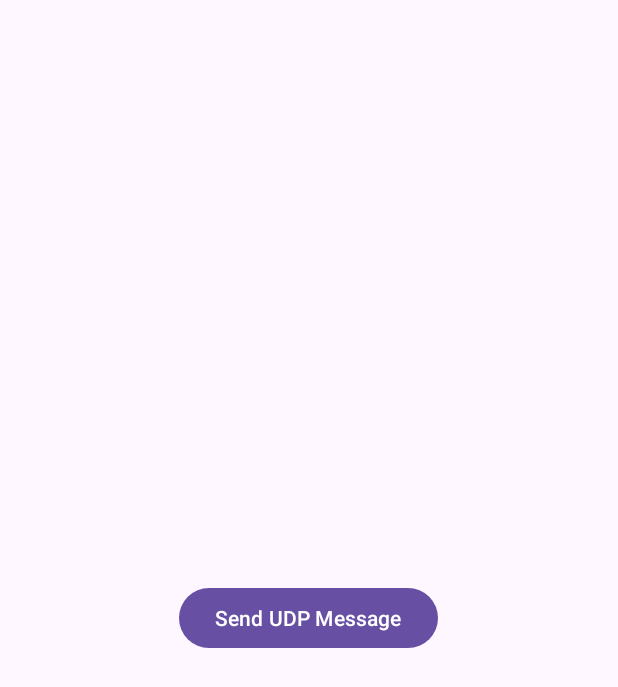
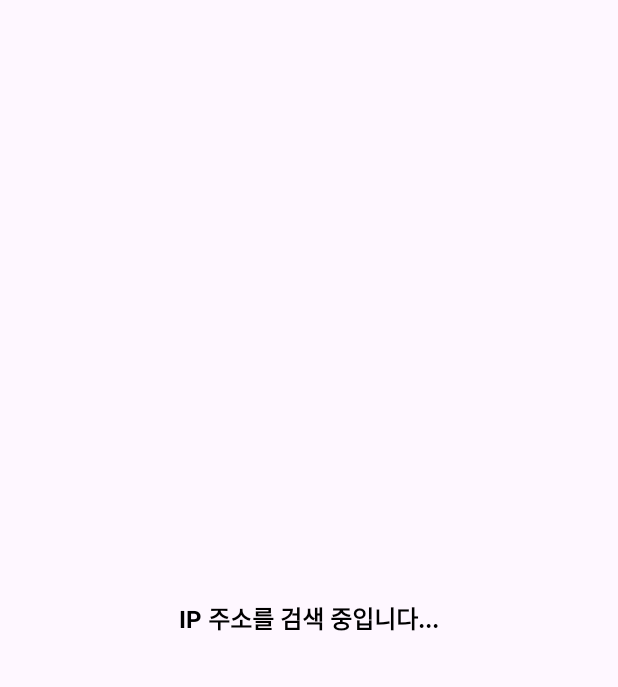
Before and after one commit to wldnror/android_pi, an Android app: the screen it shows after launch (MainActivity), on a phone screen of 412 x 824 dp. Shown: the top 687 px of the screen. Run offline under Robolectric (Android 15) with nearby library versions, the phone set to English and light mode, and no system bars.

Commit message:
기본 연결 설정

```diff
--- a/app/src/main/java/com/example/ssh_led/MainActivity.kt
+++ b/app/src/main/java/com/example/ssh_led/MainActivity.kt
@@ -1,56 +1,41 @@
 package com.example.ssh_led
 
+import android.content.BroadcastReceiver
+import android.content.Context
+import android.content.Intent
+import android.content.IntentFilter
 import android.os.Bundle
-import android.widget.Button
 import android.widget.TextView
 import androidx.appcompat.app.AppCompatActivity
-import java.io.IOException
-import java.net.DatagramPacket
-import java.net.DatagramSocket
-import java.net.InetAddress
+import androidx.localbroadcastmanager.content.LocalBroadcastManager
 
 class MainActivity : AppCompatActivity() {
+    private lateinit var ipAddressTextView: TextView // 이 부분이 TextView의 참조를 제대로 선언합니다.
 
-    private lateinit var ipAddressTextView: TextView
-    private val raspberryPiIpAddress = "라즈베리파이의_IP_주소"
-    private val udpPort = 12345
+    private val ipReceiver = object : BroadcastReceiver() {
+        override fun onReceive(context: Context?, intent: Intent?) {
+            val ip = intent?.getStringExtra("ip_address")
+            ipAddressTextView.text = "라즈베리 파이 IP 주소: $ip"
+        }
+    }
 
     override fun onCreate(savedInstanceState: Bundle?) {
         super.onCreate(savedInstanceState)
         setContentView(R.layout.activity_main)
 
-        val button: Button = findViewById(R.id.sendButton)
-        ipAddressTextView = findViewById(R.id.ipAddressTextView)
+        ipAddressTextView = findViewById(R.id.ipAddressTextView)  // 여기에서 TextView를 찾아서 초기화합니다.
 
-        button.setOnClickListener {
-            sendUDPBroadcast("Hello Raspberry Pi!", udpPort)
+        LocalBroadcastManager.getInstance(this).registerReceiver(
+            ipReceiver, IntentFilter("UPDATE_IP_ADDRESS")
+        )
+
+        Intent(this, NetworkScanService::class.java).also {
+            startForegroundService(it)
         }
     }
 
-    private fun sendUDPBroadcast(message: String, port: Int) {
-        Thread(Runnable {
-            try {
-                val socket = DatagramSocket()
-                socket.broadcast = true
-                val sendData = message.toByteArray()
-                val sendPacket = DatagramPacket(
-                    sendData,
-                    sendData.size,
-                    InetAddress.getByName("255.255.255.255"),
-                    port
-                )
-                socket.send(sendPacket)
-
-                // 라즈베리 파이의 IP 주소를 표시
-                val raspPiAddress = InetAddress.getByName(raspberryPiIpAddress).hostAddress
-                runOnUiThread {
-                    ipAddressTextView.text = "라즈베리 파이 IP 주소: $raspPiAddress"
-                }
-
-                socket.close()
-            } catch (e: IOException) {
-                e.printStackTrace()
-            }
-        }).start()
+    override fun onDestroy() {
+        super.onDestroy()
+        LocalBroadcastManager.getInstance(this).unregisterReceiver(ipReceiver)
     }
 }
--- a/app/src/main/res/layout/activity_main.xml
+++ b/app/src/main/res/layout/activity_main.xml
@@ -6,22 +6,13 @@
     android:layout_height="match_parent"
     tools:context=".MainActivity">
 
-    <Button
-        android:id="@+id/sendButton"
-        android:layout_width="wrap_content"
-        android:layout_height="wrap_content"
-        android:text="Send UDP Message"
-        android:layout_centerInParent="true" />
-
     <TextView
         android:id="@+id/ipAddressTextView"
         android:layout_width="wrap_content"
         android:layout_height="wrap_content"
-        android:layout_below="@id/sendButton"
-        android:layout_centerHorizontal="true"
-        android:layout_marginTop="20dp"
+        android:layout_centerInParent="true"
         android:textSize="16sp"
         android:textColor="@android:color/black"
-        android:textStyle="bold" />
-
+        android:textStyle="bold"
+        android:text="IP 주소를 검색 중입니다..." />
 </RelativeLayout>
```
Also changed, not shown: app/src/main/AndroidManifest.xml (+11 -3 lines), app/src/main/java/com/example/ssh_led/NetworkScanService.kt (added, +81 -0 lines).
